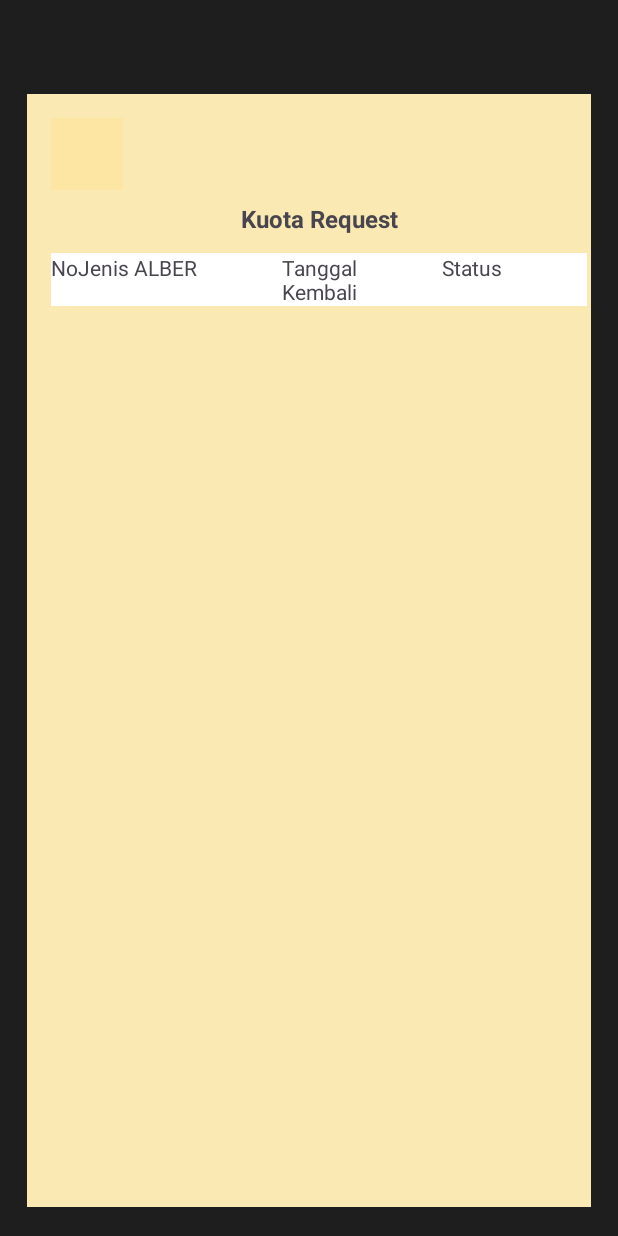
After one commit to bonraizen/ALBER2, an Android app: the layout dasboard_owner.xml on its own in the app's theme, with its tools: preview values and no code run, on a phone screen of 412 x 824 dp. The commit adds this screen. Run offline under Robolectric (Android 15) with nearby library versions, the phone set to English and light mode, and no system bars.

Commit message:
inittial commit

```diff
--- a/app/build.gradle.kts
+++ b/app/build.gradle.kts
@@ -51,6 +51,7 @@ dependencies {
     implementation(libs.firebase.auth)
     implementation(platform(libs.firebase.bom))
     implementation(libs.play.services.auth)
+    implementation(libs.play.services.ads)
     testImplementation(libs.junit)
     androidTestImplementation(libs.ext.junit)
     androidTestImplementation(libs.espresso.core)
--- a/app/src/main/res/layout/activity_login.xml
+++ b/app/src/main/res/layout/activity_login.xml
@@ -1,4 +1,4 @@
-<?xml version="1.0" encoding="utf-8"?>
+ <?xml version="1.0" encoding="utf-8"?>
 <LinearLayout xmlns:android="http://schemas.android.com/apk/res/android"
     android:layout_width="match_parent"
     android:layout_height="match_parent"
@@ -8,7 +8,8 @@
     android:padding="16dp"
     android:id="@+id/main"
     tools:context=".Login"
-    android:background="@drawable/bg_ini">
+    android:background="#FDE5A3">
+
 
     <ImageButton
         android:id="@+id/btnback"
@@ -127,7 +128,7 @@
                 android:layout_height="wrap_content"
                 android:layout_below="@+id/arehaveid"
                 android:layout_marginLeft="10dp"
-                android:layout_marginTop="30dp"
+                android:layout_marginTop="34dp"
                 android:backgroundTint="@color/tranparent"
                 android:gravity="center"
                 android:text="LUPA PASSWORD?"
--- a/app/src/main/res/layout/activity_owner_page.xml
+++ b/app/src/main/res/layout/activity_owner_page.xml
@@ -41,47 +41,47 @@
 
         <EditText
             android:id="@+id/companyName"
-            android:layout_width="match_parent"
+            android:layout_width="376dp"
             android:layout_height="wrap_content"
             android:layout_below="@id/profileImage"
             android:layout_marginTop="16dp"
             android:background="@android:color/white"
             android:hint="NAMA PERUSAHAAN"
             android:padding="12dp"
-            android:textColor="@android:color/black"/>
+            android:textColor="@android:color/black" />
 
         <EditText
             android:id="@+id/phoneNumber"
-            android:layout_width="match_parent"
-            android:layout_height="wrap_content"
+            android:layout_width="380dp"
+            android:layout_height="38dp"
             android:layout_below="@id/companyName"
             android:layout_marginTop="16dp"
             android:background="@android:color/white"
             android:hint="NOMOR TELEPON"
             android:padding="12dp"
-            android:textColor="@android:color/black"/>
+            android:textColor="@android:color/black" />
 
         <EditText
             android:id="@+id/accountNumber"
-            android:layout_width="match_parent"
+            android:layout_width="380dp"
             android:layout_height="wrap_content"
             android:layout_below="@id/phoneNumber"
             android:layout_marginTop="16dp"
             android:background="@android:color/white"
             android:hint="NOMOR REKENING"
             android:padding="12dp"
-            android:textColor="@android:color/black"/>
+            android:textColor="@android:color/black" />
 
         <EditText
             android:id="@+id/address"
-            android:layout_width="match_parent"
+            android:layout_width="381dp"
             android:layout_height="wrap_content"
             android:layout_below="@id/accountNumber"
             android:layout_marginTop="16dp"
             android:background="@android:color/white"
             android:hint="ALAMAT"
             android:padding="12dp"
-            android:textColor="@android:color/black"/>
+            android:textColor="@android:color/black" />
 
         <Button
             android:id="@+id/backButton"
--- /dev/null
+++ b/app/src/main/res/layout/dasboard_owner.xml
@@ -0,0 +1,115 @@
+<?xml version="1.0" encoding="utf-8"?>
+<androidx.constraintlayout.widget.ConstraintLayout xmlns:android="http://schemas.android.com/apk/res/android"
+    xmlns:app="http://schemas.android.com/apk/res-auto"
+    android:id="@+id/root"
+    android:layout_width="match_parent"
+    android:layout_height="match_parent"
+    android:background="#1E1E1E">
+
+    <!-- Judul halaman -->
+    <TextView
+        android:id="@+id/tvTitle"
+        android:layout_width="wrap_content"
+        android:layout_height="wrap_content"
+        android:textColor="#33B5E5"
+        android:textSize="20sp"
+        android:textStyle="bold"
+        app:layout_constraintStart_toStartOf="parent"
+        app:layout_constraintTop_toTopOf="parent"
+        android:layout_marginStart="16dp"
+        android:layout_marginTop="16dp" />
+
+    <!-- Kartu utama -->
+    <androidx.cardview.widget.CardView
+        android:id="@+id/cardKuota"
+        android:layout_width="0dp"
+        android:layout_height="0dp"
+        app:cardCornerRadius="0dp"
+        app:cardUseCompatPadding="true"
+        app:cardBackgroundColor="#FAE9B2"
+        android:layout_margin="16dp"
+        app:cardElevation="0dp"
+        app:layout_constraintTop_toBottomOf="@id/tvTitle"
+        app:layout_constraintBottom_toBottomOf="parent"
+        app:layout_constraintStart_toStartOf="parent"
+        app:layout_constraintEnd_toEndOf="parent">
+
+        <androidx.constraintlayout.widget.ConstraintLayout
+            android:layout_width="389dp"
+            android:layout_height="795dp"
+            android:padding="16dp">
+
+            <!-- Avatar bulat -->
+            <ImageView
+                android:id="@+id/imgAvatar"
+                android:layout_width="48dp"
+                android:layout_height="48dp"
+                android:background="#FDE5A3"
+                app:layout_constraintStart_toStartOf="parent"
+                app:layout_constraintTop_toTopOf="parent" />
+
+            <!-- Sub‑judul -->
+            <TextView
+                android:id="@+id/tvSubTitle"
+                android:layout_width="wrap_content"
+                android:layout_height="wrap_content"
+                android:layout_marginTop="8dp"
+                android:gravity="center"
+                android:text="Kuota Request"
+                android:textSize="16sp"
+                android:textStyle="bold"
+                app:layout_constraintEnd_toEndOf="parent"
+                app:layout_constraintStart_toStartOf="parent"
+                app:layout_constraintTop_toBottomOf="@+id/imgAvatar" />
+
+            <!-- Header tabel -->
+            <TableLayout
+                android:id="@+id/tableLayout"
+                android:layout_width="0dp"
+                android:layout_height="wrap_content"
+                android:layout_marginTop="12dp"
+                android:stretchColumns="1,2,3"
+                app:layout_constraintEnd_toEndOf="parent"
+                app:layout_constraintStart_toStartOf="parent"
+                app:layout_constraintTop_toBottomOf="@+id/tvSubTitle">
+
+                <!-- Baris header -->
+                <TableRow
+                    android:layout_marginBottom="1dp"
+                    android:background="#FFFFFF">
+
+                    <TextView
+                        style="@style/TableHeader"
+                        android:text="No" />
+
+                    <TextView
+                        style="@style/TableHeader"
+                        android:text="Jenis ALBER" />
+
+                    <TextView
+                        style="@style/TableHeader"
+                        android:text="Tanggal\nKembali" />
+
+                    <TextView
+                        style="@style/TableHeader"
+                        android:text="Status" />
+                </TableRow>
+
+                <!-- Baris konten kosong (placeholder) -->
+                <TableRow
+                    android:id="@+id/rowPlaceholder"
+                    android:layout_height="100dp">
+                    <!-- empat sel kosong -->
+                    <TextView style="@style/TableCell" />
+
+                    <TextView style="@style/TableCell" />
+
+                    <TextView style="@style/TableCell" />
+
+                    <TextView style="@style/TableCell" />
+                </TableRow>
+            </TableLayout>
+
+        </androidx.constraintlayout.widget.ConstraintLayout>
+    </androidx.cardview.widget.CardView>
+</androidx.constraintlayout.widget.ConstraintLayout>
```
Also changed, not shown: build.gradle.kts (line endings or trailing spaces).
